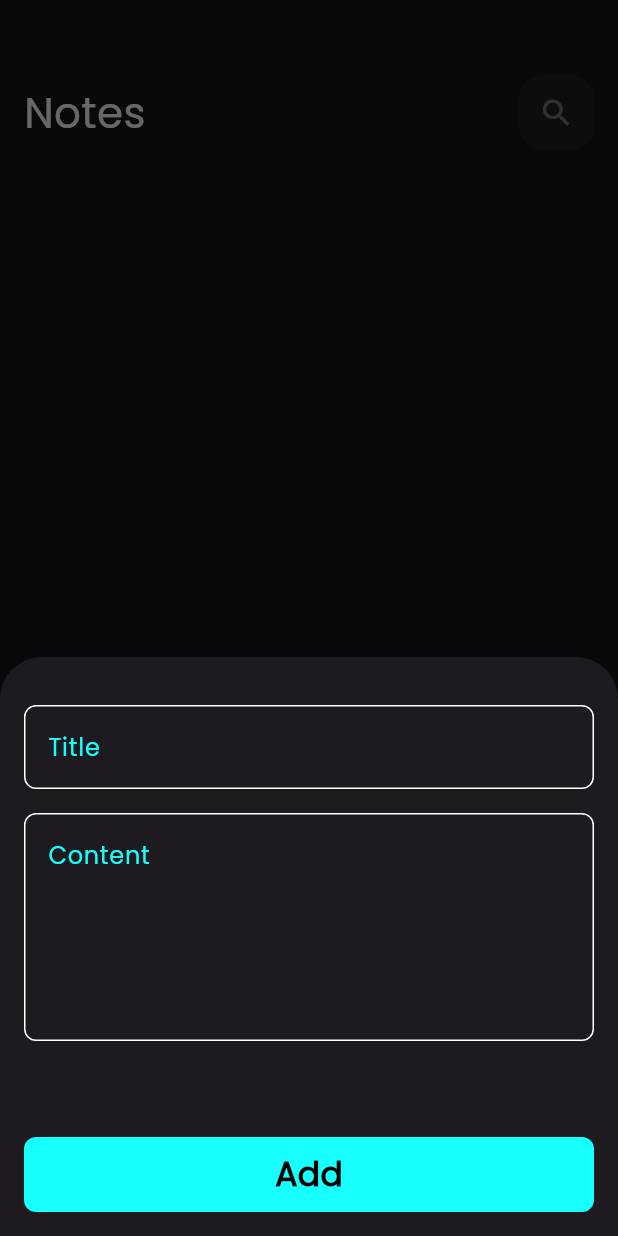
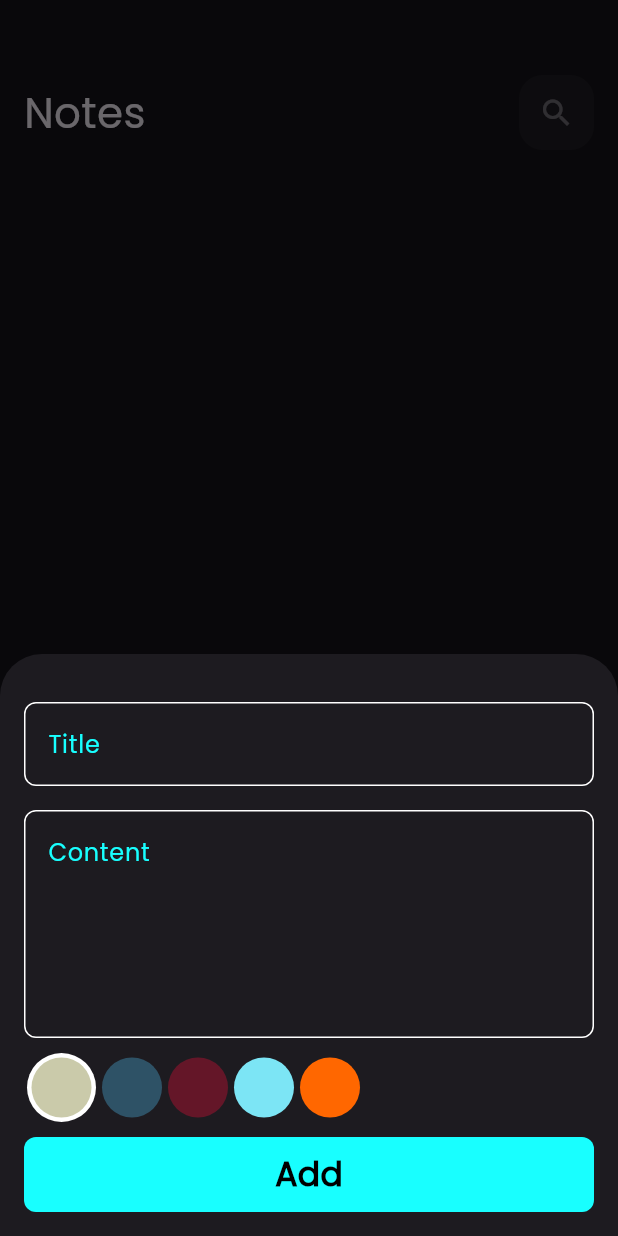
Before and after one commit to galal-mahmoud/notes_app, a Flutter app: the screen it shows after launch, after a tap on the "add" icon, on a phone screen of 412 x 824 dp. Run offline on Flutter 3.47's test engine with Material 3 defaults, Android fonts, the phone set to English and light mode, and no system bars; our stand-ins replace flutter_bloc, font_awesome_flutter, hive, hive_flutter; accounts and stored records are empty.

Commit message:
create color list view and display note with color

```diff
--- a/lib/cubits/add_note_cubit/add_note_cubit.dart
+++ b/lib/cubits/add_note_cubit/add_note_cubit.dart
@@ -2,28 +2,16 @@ import 'package:flutter_bloc/flutter_bloc.dart';
 import 'package:hive_flutter/hive_flutter.dart';
 import 'package:notes_app/constant.dart';
 import 'package:notes_app/models/note_model.dart';
-
+import 'package:flutter/material.dart';
 import 'add_note_states.dart';
 
-/*
-class AddNoteCubit extends Cubit<AddNoteStates>{
-  AddNoteCubit() : super(InitialAddNoteState());
-  addNote(NoteModel note)async{
-    emit(LoadingAddNoteState(),);
-    try{
-      var notesBox = Hive.box<NoteModel>(kNotesBox);
-      await notesBox.add(note);
-      emit(SuccessAddNoteState(),);
-    }catch (e){
-      emit(FailureAddNoteState(errorMessage: e.toString(),),);
-    }
-  }
 
-}*/
 
 class AddNoteCubit extends Cubit<AddNoteStates> {
   AddNoteCubit(initialState) : super(InitialAddNoteState());
+  Color color = const Color(0xffCACAAA);
   addNote(NoteModel note) async {
+    note.color = color.value;
     emit(LoadingAddNoteState());
     try {
       var notesBox = Hive.box<NoteModel>(kNotesBox);
--- a/lib/main.dart
+++ b/lib/main.dart
@@ -26,6 +26,9 @@ class NotesApp extends StatelessWidget {
     return  BlocProvider(
       create: (context) => NotesCubit(NotesInitial()),
         child: MaterialApp(
+          routes: {
+            HomeView.id: (context) => const HomeView(),
+          },
             theme: ThemeData(
               brightness: Brightness.dark,
               fontFamily: 'Poppins',
--- a/lib/views/home_view.dart
+++ b/lib/views/home_view.dart
@@ -5,7 +5,7 @@ import '../widgets/add_note_model_sheet.dart';
 
 class HomeView extends StatelessWidget {
   const HomeView({super.key});
-
+  static String id = 'home view';
   @override
   Widget build(BuildContext context) {
     return Scaffold(
--- a/lib/widgets/add_note_form.dart
+++ b/lib/widgets/add_note_form.dart
@@ -1,12 +1,13 @@
+import 'package:flutter/cupertino.dart';
 import 'package:flutter/material.dart';
 import 'package:flutter_bloc/flutter_bloc.dart';
 import 'package:intl/intl.dart';
 import 'package:notes_app/cubits/add_note_cubit/add_note_cubit.dart';
 import 'package:notes_app/cubits/add_note_cubit/add_note_states.dart';
 import 'package:notes_app/models/note_model.dart';
+import 'color_list_view.dart';
 import 'custom_button.dart';
 import 'custom_text_field.dart';
-
 
 class AddNoteForm extends StatefulWidget {
   const AddNoteForm({super.key});
@@ -45,9 +46,9 @@ class _AddNoteFormState extends State<AddNoteForm> {
               hint: 'Content',
               maxLines: 5,
             ),
-            const SizedBox(
-              height: 64.0,
-            ),
+            const SizedBox(height: 10,),
+            const ColorListView(),
+            const SizedBox(height: 10,),
             BlocBuilder<AddNoteCubit, AddNoteStates>(
               builder: (context, state) {
                 return CustomButton(
@@ -56,7 +57,8 @@ class _AddNoteFormState extends State<AddNoteForm> {
                     if (formKey.currentState!.validate()) {
                       formKey.currentState!.save();
                       var currentData = DateTime.now();
-                      var currentDataFormated = DateFormat.yMMMMd('en_US').format(currentData);
+                      var currentDataFormated =
+                          DateFormat.yMMMMd('en_US').format(currentData);
                       var noteModel = NoteModel(
                         title: title!,
                         subTitle: subTitle!,
--- /dev/null
+++ b/lib/widgets/color_list_view.dart
@@ -0,0 +1,67 @@
+import 'package:flutter/material.dart';
+import 'package:flutter_bloc/flutter_bloc.dart';
+import 'package:notes_app/cubits/add_note_cubit/add_note_cubit.dart';
+
+
+class ColorItem extends StatelessWidget {
+  const ColorItem({super.key, required this.isActive, required this.color});
+  final bool isActive;
+  final Color color;
+  @override
+  Widget build(BuildContext context) {
+    return isActive ?  CircleAvatar(
+      radius: 23.0,
+      backgroundColor: Colors.white,
+      child: CircleAvatar(
+        backgroundColor: color,
+        radius: 20.0,
+      ),
+    ) :   CircleAvatar(
+        backgroundColor: color,
+        radius: 20.0,
+    );
+  }
+}
+
+class ColorListView extends StatefulWidget {
+  const ColorListView({super.key});
+
+  @override
+  State<ColorListView> createState() => _ColorListViewState();
+}
+
+class _ColorListViewState extends State<ColorListView> {
+    int currentIndex = 0;
+    List<Color> colors = const [
+      Color(0xffCACAAA),
+      Color(0xff2E5266),
+      Color(0xff641628),
+      Color(0xff7CE5F5),
+      Color(0xffFF6700),
+    ];
+  @override
+  Widget build(BuildContext context) {
+    return SizedBox(
+      height: 23.0 * 2,
+        child: ListView.builder(
+
+          itemCount: colors.length,
+        scrollDirection: Axis.horizontal,
+        itemBuilder: (context, index){
+          return Padding(
+            padding: const EdgeInsets.symmetric(horizontal: 2),
+              child:GestureDetector(
+                onTap: (){
+                  currentIndex = index;
+                  BlocProvider.of<AddNoteCubit>(context).color = colors[index];
+                  setState(() {});
+                  },
+                  child:  ColorItem(
+                      isActive: currentIndex == index, color: colors[index],
+                  ),
+              ),
+          );
+        },
+    ));
+  }
+}
```
